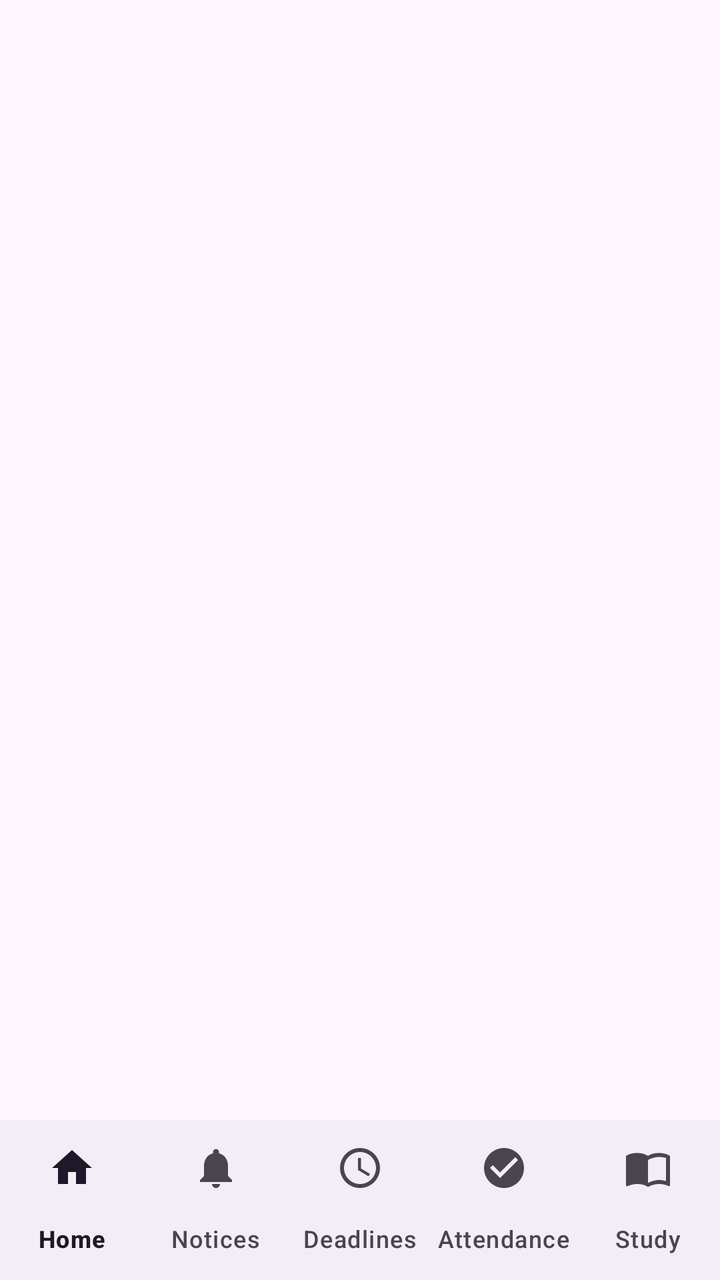
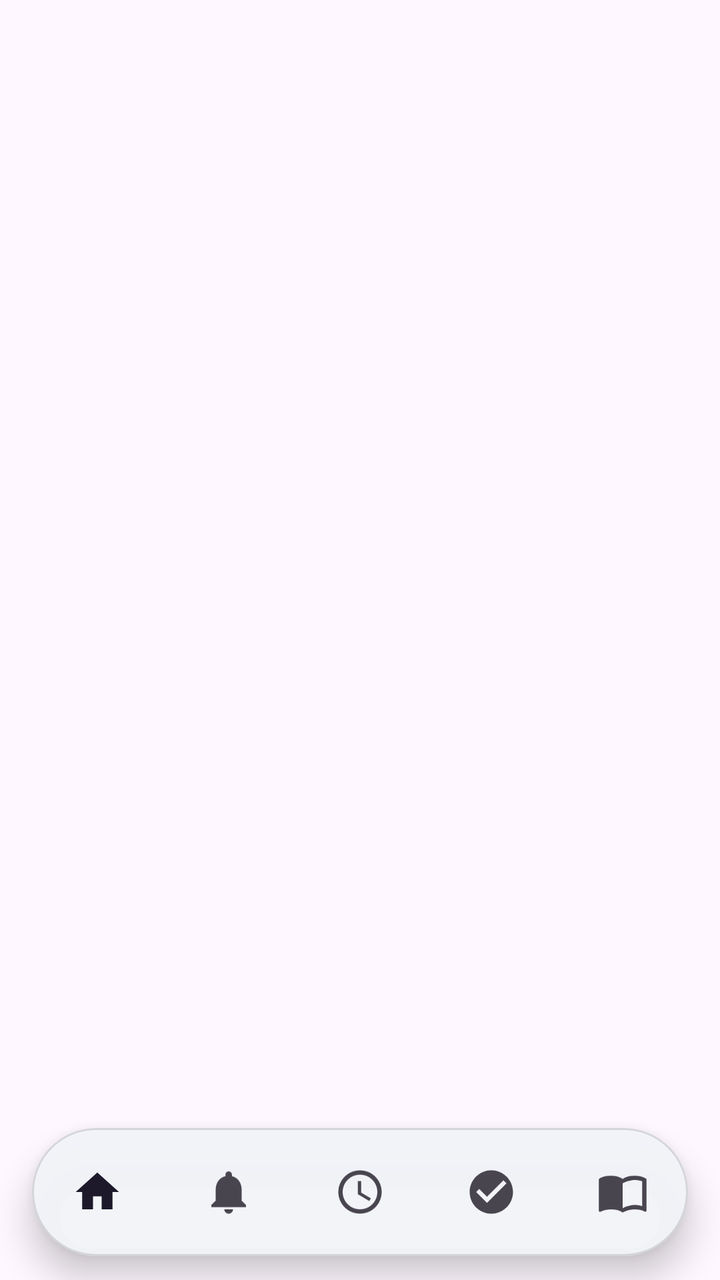

An Android layout rendered at two revisions. The XML below is the earlier revision; the diff shows what the commit changed to produce the second picture.
<!-- AndroidManifest.xml: application theme Theme.CampusCompanion -->
<!-- res/layout/activity_host.xml -->
<?xml version="1.0" encoding="utf-8"?>
<LinearLayout xmlns:android="http://schemas.android.com/apk/res/android"
    android:layout_width="match_parent"
    android:layout_height="match_parent"
    android:background="?android:attr/colorBackground"
    android:orientation="vertical">

    <androidx.fragment.app.FragmentContainerView
        android:id="@+id/tabContainer"
        android:layout_width="match_parent"
        android:layout_height="0dp"
        android:layout_weight="1" />

    <TextView
        android:id="@+id/tvOffline"
        android:layout_width="match_parent"
        android:layout_height="wrap_content"
        android:background="#FF37474F"
        android:gravity="center"
        android:paddingHorizontal="16dp"
        android:paddingVertical="6dp"
        android:text="You're offline. Attendance, notes and deadlines still work."
        android:textColor="#FFFFFFFF"
        android:textSize="12sp"
        android:visibility="gone"
        android:accessibilityLiveRegion="polite" />

    <com.google.android.material.bottomnavigation.BottomNavigationView
        android:id="@+id/bottomNav"
        android:layout_width="match_parent"
        android:layout_height="wrap_content"
        app:labelVisibilityMode="labeled"
        app:menu="@menu/bottom_nav"
        xmlns:app="http://schemas.android.com/apk/res-auto" />
</LinearLayout>
<!-- resources referenced by this layout -->
<resources>
  <style name="Theme.CampusCompanion" parent="Base.Theme.CampusCompanion" />
  <style name="Base.Theme.CampusCompanion" parent="Theme.Material3.DayNight.NoActionBar">
          
      </style>
</resources>

<!-- the commit's change to res/layout/activity_host.xml (unified diff, before → after) -->
@@ -1,5 +1,6 @@
 <?xml version="1.0" encoding="utf-8"?>
 <LinearLayout xmlns:android="http://schemas.android.com/apk/res/android"
+    xmlns:app="http://schemas.android.com/apk/res-auto"
     android:layout_width="match_parent"
     android:layout_height="match_parent"
     android:background="?android:attr/colorBackground"
@@ -25,11 +26,38 @@
         android:visibility="gone"
         android:accessibilityLiveRegion="polite" />
 
-    <com.google.android.material.bottomnavigation.BottomNavigationView
-        android:id="@+id/bottomNav"
+    
+    <FrameLayout
         android:layout_width="match_parent"
         android:layout_height="wrap_content"
-        app:labelVisibilityMode="labeled"
-        app:menu="@menu/bottom_nav"
-        xmlns:app="http://schemas.android.com/apk/res-auto" />
+        android:clipChildren="false"
+        android:clipToPadding="false"
+        android:paddingHorizontal="16dp"
+        android:paddingTop="6dp"
+        android:paddingBottom="12dp">
+
+        <com.google.android.material.card.MaterialCardView
+            android:layout_width="match_parent"
+            android:layout_height="wrap_content"
+            app:cardBackgroundColor="@color/nav_bar_bg"
+            app:cardCornerRadius="36dp"
+            app:cardElevation="10dp"
+            app:strokeColor="@color/nav_bar_stroke"
+            app:strokeWidth="1dp">
+
+            <com.google.android.material.bottomnavigation.BottomNavigationView
+                android:id="@+id/bottomNav"
+                android:layout_width="match_parent"
+                android:layout_height="64dp"
+                android:background="@android:color/transparent"
+                app:backgroundTint="@android:color/transparent"
+                app:elevation="0dp"
+                app:itemActiveIndicatorStyle="@style/Widget.CampusCompanion.NavIndicator"
+                app:itemIconSize="26dp"
+                app:itemPaddingBottom="12dp"
+                app:itemPaddingTop="12dp"
+                app:labelVisibilityMode="unlabeled"
+                app:menu="@menu/bottom_nav" />
+        </com.google.android.material.card.MaterialCardView>
+    </FrameLayout>
 </LinearLayout>
<!-- resource entries referenced after the edit -->
@@ -1,6 +1,15 @@
 <!-- resources referenced by this layout -->
 <resources>
+  <color name="nav_bar_bg">#F5F2F4F8</color>
+  <color name="nav_bar_stroke">#1F000000</color>
+  <style name="Widget.CampusCompanion.NavIndicator" parent="Widget.Material3.BottomNavigationView.ActiveIndicator">
+          <item name="android:color">@color/nav_indicator</item>
+          <item name="android:width">64dp</item>
+          <item name="android:height">40dp</item>
+          <item name="shapeAppearance">@style/ShapeAppearance.Material3.Corner.Full</item>
+      </style>
   <style name="Theme.CampusCompanion" parent="Base.Theme.CampusCompanion" />
+  <color name="nav_indicator">#26000000</color>
   <style name="Base.Theme.CampusCompanion" parent="Theme.Material3.DayNight.NoActionBar">
           
       </style>
